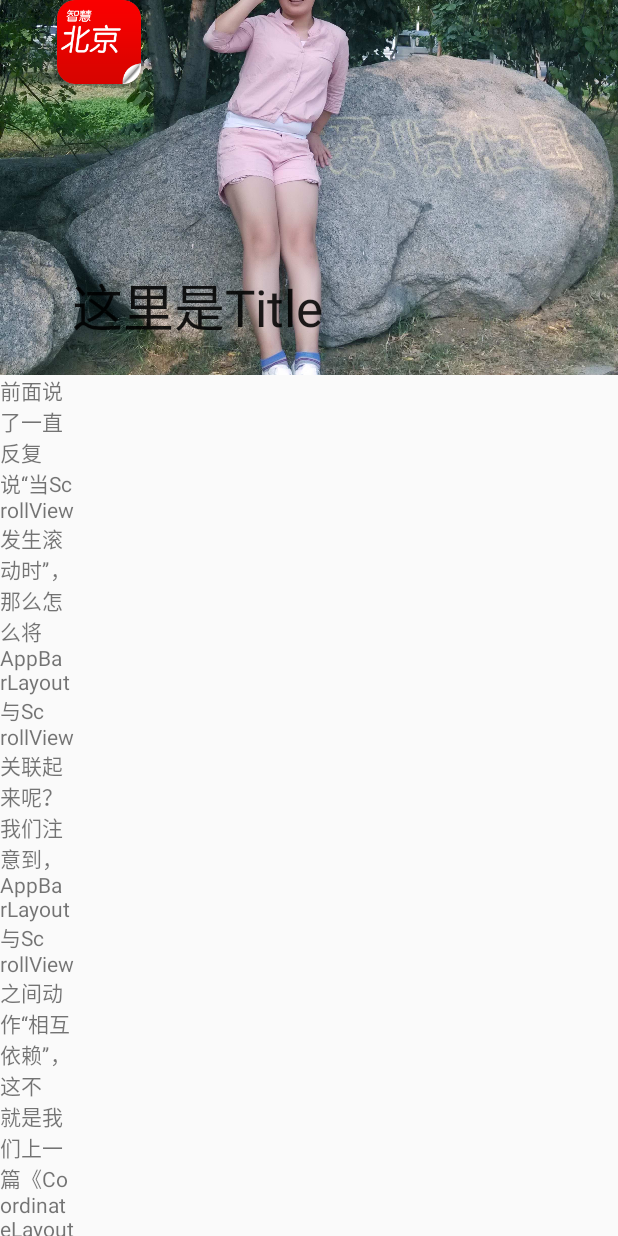
After one commit to dacaoyuan/MaterialDesign, an Android app: the ToolbarActivity screen opened directly, with no data from a screen before it, on a phone screen of 412 x 824 dp. The commit adds this screen. Run offline under Robolectric (Android 15) with nearby library versions, the phone set to English and light mode, and no system bars.

Commit message:
Toobar ,TabLayout

```diff
--- a/app/src/main/AndroidManifest.xml
+++ b/app/src/main/AndroidManifest.xml
@@ -15,6 +15,9 @@
                 <category android:name="android.intent.category.LAUNCHER" />
             </intent-filter>
         </activity>
+        <activity android:name=".SecondActivity" />
+        <activity android:name=".ToolbarActivity" />
+        <activity android:name=".TabLayoutActivity"></activity>
     </application>
 
 </manifest>
--- /dev/null
+++ b/app/src/main/java/com/everyoo/materialdesign/ToolbarActivity.java
@@ -0,0 +1,34 @@
+package com.everyoo.materialdesign;
+
+import android.content.Intent;
+import android.support.v7.app.AppCompatActivity;
+import android.os.Bundle;
+import android.support.v7.widget.Toolbar;
+import android.view.View;
+import android.widget.Toast;
+
+public class ToolbarActivity extends AppCompatActivity {
+
+    @Override
+    protected void onCreate(Bundle savedInstanceState) {
+        super.onCreate(savedInstanceState);
+        setContentView(R.layout.activity_toolbar);
+
+
+        Toolbar toolbar = (Toolbar) findViewById(R.id.toolbar);
+        toolbar.setTitle("这里是Title");
+        toolbar.setSubtitle("这里是子标题");
+        toolbar.setLogo(R.mipmap.push);
+        setSupportActionBar(toolbar);
+
+
+        toolbar.setOnClickListener(new View.OnClickListener() {
+            @Override
+            public void onClick(View v) {
+                Toast.makeText(ToolbarActivity.this, "Toolbar", Toast.LENGTH_SHORT).show();
+                startActivity(new Intent(ToolbarActivity.this, TabLayoutActivity.class));
+            }
+        });
+
+    }
+}
--- /dev/null
+++ b/app/src/main/res/layout/activity_toolbar.xml
@@ -0,0 +1,62 @@
+<?xml version="1.0" encoding="utf-8"?>
+<android.support.design.widget.CoordinatorLayout xmlns:android="http://schemas.android.com/apk/res/android"
+    xmlns:app="http://schemas.android.com/apk/res-auto"
+    android:id="@+id/activity_toolbar"
+    android:layout_width="match_parent"
+    android:layout_height="match_parent">
+
+
+    <android.support.design.widget.AppBarLayout
+        android:layout_width="match_parent"
+        android:layout_height="wrap_content">
+
+        <!-- <android.support.v7.widget.Toolbar
+             android:id="@+id/toolbar"
+             android:layout_width="match_parent"
+             android:layout_height="200dp"
+             android:background="?attr/colorPrimary"
+             android:minHeight="?android:attr/actionBarSize"
+             app:layout_scrollFlags="scroll|enterAlways|enterAlwaysCollapsed" />-->
+
+
+        <android.support.design.widget.CollapsingToolbarLayout
+            android:layout_width="match_parent"
+            android:layout_height="wrap_content"
+            app:expandedTitleMarginEnd="64dp"
+            app:expandedTitleMarginStart="48dp"
+            app:contentScrim="@android:color/holo_purple"
+            app:layout_scrollFlags="scroll|enterAlways|exitUntilCollapsed">
+
+            <ImageView
+                android:id="@+id/main.backdrop"
+                android:layout_width="wrap_content"
+                android:layout_height="250dp"
+                android:scaleType="centerCrop"
+                android:src="@mipmap/suning"
+                app:layout_collapseMode="parallax" />
+
+            <android.support.v7.widget.Toolbar
+                android:id="@+id/toolbar"
+                android:layout_width="match_parent"
+                android:layout_height="?android:attr/actionBarSize"
+                app:layout_collapseMode="pin" />
+
+        </android.support.design.widget.CollapsingToolbarLayout>
+
+    </android.support.design.widget.AppBarLayout>
+
+
+    <android.support.v4.widget.NestedScrollView
+
+        android:layout_width="match_parent"
+        android:layout_height="wrap_content"
+        app:layout_behavior="@string/appbar_scrolling_view_behavior">
+
+        <TextView
+            android:layout_width="50dp"
+            android:layout_height="wrap_content"
+            android:text="@string/text_string" />
+
+    </android.support.v4.widget.NestedScrollView>
+
+</android.support.design.widget.CoordinatorLayout>
--- a/app/src/main/res/values/strings.xml
+++ b/app/src/main/res/values/strings.xml
@@ -1,3 +1,8 @@
 <resources>
     <string name="app_name">MaterialDesignDaemon</string>
+
+    <string name="text_string">"前面说了一直反复说“当ScrollView发生滚动时”，那么怎么将AppBarLayout与ScrollView关联起来呢？我们注意到，AppBarLayout与ScrollView之间动作“相互依赖”，这不就是我们上一篇《CoordinateLayout的使用如此简单 》所学的内容吗？把ScrollView和AppBarLayout作为CoordinateLayout的子View，然后编写一个Behavior，在这个Behavior里面判断当前的操作是应该让ScrollView时刻保持在AppBarLayout之下（即只要改变AppBarLayout的位置就可以一起滑动），还是应该让ScrollView内部滚动而不让AppBarLayout位置发生变化等等这些需求，都是可以在Behavior里面处理的。你可以去针对你的ScrollView编写Behavior。然而，我们看到我们的AppBarLayout事先的功能比较复杂，如果我们自己去定义这样的效果，代码非常复杂，还要考虑很多方面，好在Android帮我们写好啦，我们直接用就是了，这个ScrollView就是NestedScrollView，请注意，它并没有继承ScrollView，它继承的是FrameLayout，但是它实现的效果把它可以看成是ScrollView。
+
+把NestedScrollView放入到我们的layout文件里面就可以啦~~~，很方便~" </string>
+
 </resources>
--- a/app/src/main/res/values/styles.xml
+++ b/app/src/main/res/values/styles.xml
@@ -6,6 +6,18 @@
         <item name="colorPrimary">@color/colorPrimary</item>
         <item name="colorPrimaryDark">@color/colorPrimaryDark</item>
         <item name="colorAccent">@color/colorAccent</item>
+
+        <item name="windowActionBar">false</item>
+        <item name="windowNoTitle">true</item>
     </style>
 
+
+    <style name="TabTheme" parent="ThemeOverlay.AppCompat.Dark">
+
+       <!-- <item name="colorBackground">@drawable/btn</item>-->
+
+
+    </style>
+
+
 </resources>
```
Also changed, not shown: app/src/main/java/com/adapter/MyPagerAdapter.java (added, +48 -0 lines), app/src/main/java/com/everyoo/materialdesign/MainActivity.java (+10 -0 lines), app/src/main/java/com/everyoo/materialdesign/SecondActivity.java (added, +13 -0 lines), app/src/main/java/com/everyoo/materialdesign/TabLayoutActivity.java (added, +56 -0 lines), app/src/main/res/drawable/btn_tab_text_selector.xml (added, +7 -0 lines), app/src/main/res/layout/activity_second.xml (added, +13 -0 lines), app/src/main/res/layout/activity_tab_layout.xml (added, +34 -0 lines), app/src/main/res/mipmap-hdpi/push.png (added), app/src/main/res/mipmap-hdpi/suning.jpg (added), app/src/main/res/mipmap-mdpi/suning.jpg (added).
